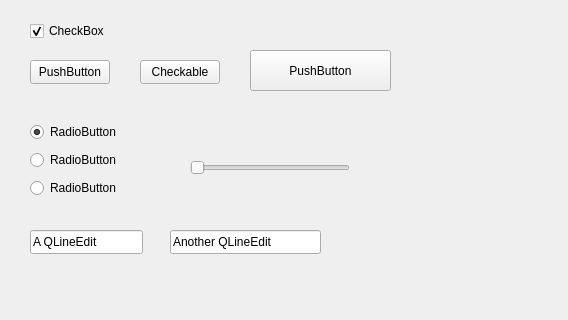
This is mainwindow.ui in richardmg/WidgetsImagine as Qt 5 draws it before an edit; both pictures show x 0 to 568 and y 0 to 320 of the 568 by 462 pixel window. The edited form follows.
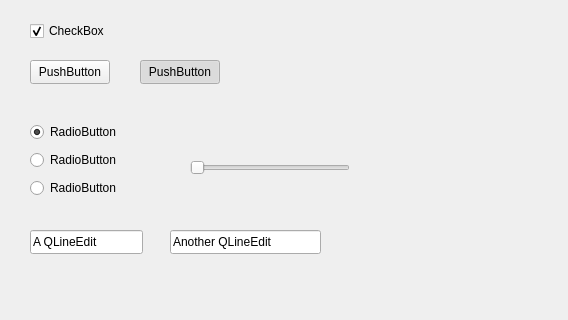
This is the edited form.

Commit message: support focused buttons

```diff
--- a/mainwindow.ui
+++ b/mainwindow.ui
@@ -30,48 +30,6 @@
      <bool>true</bool>
     </property>
    </widget>
-   <widget class="QPushButton" name="pushButton">
-    <property name="geometry">
-     <rect>
-      <x>30</x>
-      <y>60</y>
-      <width>80</width>
-      <height>24</height>
-     </rect>
-    </property>
-    <property name="text">
-     <string>PushButton</string>
-    </property>
-   </widget>
-   <widget class="QPushButton" name="pushButton_2">
-    <property name="geometry">
-     <rect>
-      <x>250</x>
-      <y>50</y>
-      <width>141</width>
-      <height>41</height>
-     </rect>
-    </property>
-    <property name="text">
-     <string>PushButton</string>
-    </property>
-   </widget>
-   <widget class="QPushButton" name="pushButton_3">
-    <property name="geometry">
-     <rect>
-      <x>140</x>
-      <y>60</y>
-      <width>80</width>
-      <height>24</height>
-     </rect>
-    </property>
-    <property name="text">
-     <string>Checkable</string>
-    </property>
-    <property name="checkable">
-     <bool>true</bool>
-    </property>
-   </widget>
    <widget class="QWidget" name="layoutWidget">
     <property name="geometry">
      <rect>
@@ -147,6 +105,38 @@
      <string>Another QLineEdit</string>
     </property>
    </widget>
+   <widget class="QPushButton" name="pushButton">
+    <property name="geometry">
+     <rect>
+      <x>30</x>
+      <y>60</y>
+      <width>80</width>
+      <height>24</height>
+     </rect>
+    </property>
+    <property name="text">
+     <string>PushButton</string>
+    </property>
+   </widget>
+   <widget class="QPushButton" name="pushButton_2">
+    <property name="geometry">
+     <rect>
+      <x>140</x>
+      <y>60</y>
+      <width>80</width>
+      <height>24</height>
+     </rect>
+    </property>
+    <property name="text">
+     <string>PushButton</string>
+    </property>
+    <property name="checkable">
+     <bool>true</bool>
+    </property>
+    <property name="checked">
+     <bool>true</bool>
+    </property>
+   </widget>
   </widget>
   <widget class="QMenuBar" name="menubar">
    <property name="geometry">
```
Left out of the diff: 11 changed lines with no effect on the pictures. The commit also changes 1 other file.
